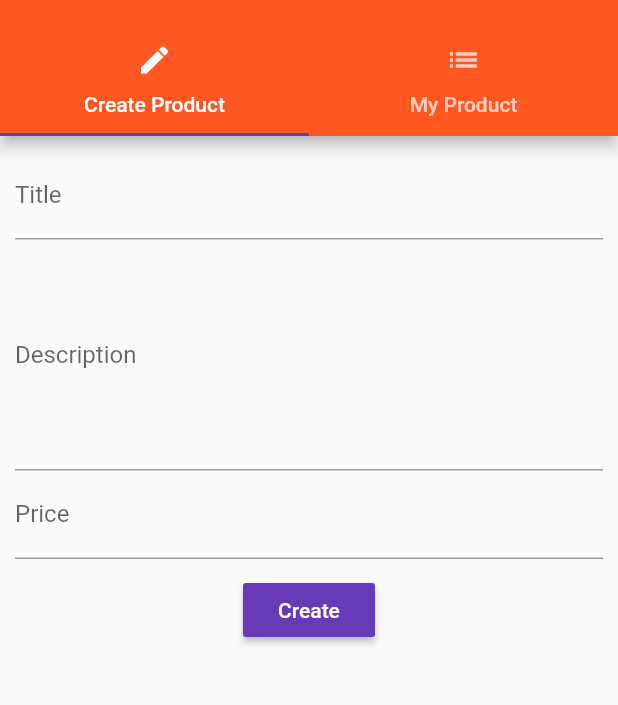
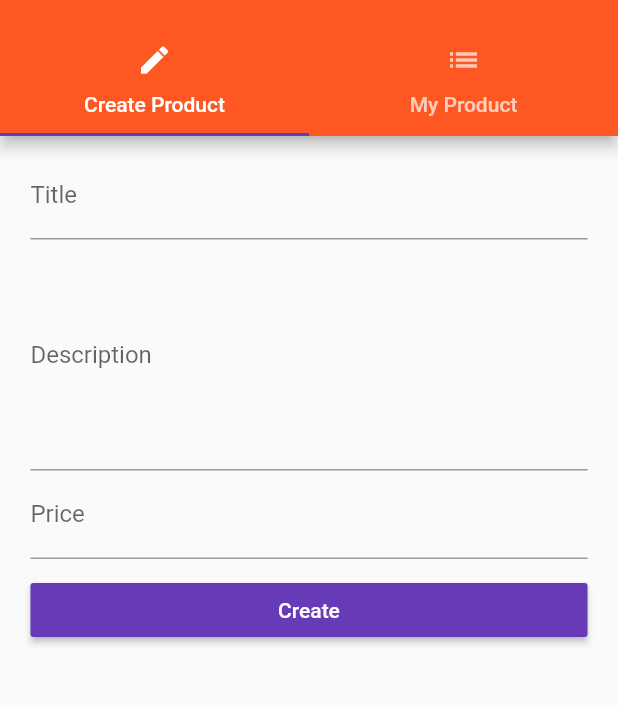
Before and after one commit to fardeen9983/Flutter-Projects, a Flutter app: the ProductsAdminPage screen opened by its route, after a tap on "Create", on a phone screen of 412 x 824 dp, the part 59-764 px from its top. Run offline on Flutter 3.47's test engine with Material 2 defaults, Android fonts, the phone set to English and light mode, and no system bars.

Commit message:
Button theme and Forms

```diff
--- a/easy_list/lib/main.dart
+++ b/easy_list/lib/main.dart
@@ -63,9 +63,11 @@ class _MyAppState extends State<MyApp> {
       },
       // debugShowMaterialGrid: true,
       theme: ThemeData(
-          brightness: Brightness.light,
-          primarySwatch: Colors.deepOrange,
-          accentColor: Colors.deepPurple),
+        brightness: Brightness.light,
+        primarySwatch: Colors.deepOrange,
+        accentColor: Colors.deepPurple,
+        buttonColor: Colors.deepPurple,
+      ),
       onUnknownRoute: (RouteSettings settings) {
         return MaterialPageRoute<bool>(
             builder: (BuildContext context) => ProductsPage(_products));
--- a/easy_list/lib/pages/auth.dart
+++ b/easy_list/lib/pages/auth.dart
@@ -94,7 +94,6 @@ class _AuthPageState extends State<AuthPage> {
                     height: 10.0,
                   ),
                   RaisedButton(
-                    color: Theme.of(context).primaryColor,
                     textColor: Colors.white,
                     child: Text('LOGIN'),
                     onPressed: _submitForm,
--- a/easy_list/lib/pages/product_create.dart
+++ b/easy_list/lib/pages/product_create.dart
@@ -1,5 +1,6 @@
 import 'package:flutter/material.dart';
 import 'package:flutter/services.dart';
+import 'package:flutter/widgets.dart';
 
 class ProductCreatePage extends StatefulWidget {
   final Function addProduct;
@@ -12,36 +13,37 @@ class ProductCreatePage extends StatefulWidget {
 }
 
 class _ProductCreateState extends State<ProductCreatePage> {
-  TextEditingController title, desc, price;
+  String title, desc, price;
+  final GlobalKey<FormState> _formKey = GlobalKey<FormState>();
+
   @override
   void initState() {
-    title = TextEditingController();
-    desc = TextEditingController();
-    price = TextEditingController();
     super.initState();
   }
 
   @override
   void dispose() {
-    title.dispose();
-    desc.dispose();
-    price.dispose();
     super.dispose();
   }
 
   @override
   Widget build(BuildContext context) {
+    final double deviceWith = MediaQuery.of(context).size.width;
+    final double width = deviceWith > 550.0 ? 500 : deviceWith * 0.95;
+    final double padding = deviceWith - width;
+
     return Container(
         margin: EdgeInsets.all(10.0),
-        child: SingleChildScrollView(
-          child: Column(
+        child: Form(
+          key: _formKey,
+          child: ListView(
+            padding: EdgeInsets.symmetric(horizontal: padding / 2),
             children: <Widget>[
               _buildTextFieldForm(),
               SizedBox(
                 height: 10.0,
               ),
               RaisedButton(
-                color: Theme.of(context).accentColor,
                 textColor: Colors.white,
                 child: Text("Create"),
                 onPressed: _createProduct,
@@ -54,18 +56,30 @@ class _ProductCreateState extends State<ProductCreatePage> {
   Widget _buildTextFieldForm() {
     return Column(
       children: <Widget>[
-        TextField(
+        TextFormField(
           decoration: InputDecoration(labelText: "Title"),
-          controller: title,
+          onSaved: (val) {
+            setState(() {
+              title = val;
+            });
+          },
         ),
-        TextField(
+        TextFormField(
           decoration: InputDecoration(labelText: "Description"),
-          controller: desc,
+          onSaved: (val) {
+            setState(() {
+              desc = val;
+            });
+          },
           maxLines: 6,
         ),
-        TextField(
+        TextFormField(
           decoration: InputDecoration(labelText: "Price"),
-          controller: price,
+          onSaved: (val) {
+            setState(() {
+              price = val;
+            });
+          },
           keyboardType: TextInputType.number,
         ),
       ],
@@ -73,9 +87,8 @@ class _ProductCreateState extends State<ProductCreatePage> {
   }
 
   void _createProduct() {
-    String title = this.title.text;
-    String desc = this.desc.text;
-    double price = double.parse(this.price.text);
+    _formKey.currentState.save();
+    double price = double.parse(this.price);
     widget.addProduct({
       'title': title,
       'desc': desc,
```
Also changed, not shown: easy_list/lib/pages/products.dart (+4 -4 lines).
